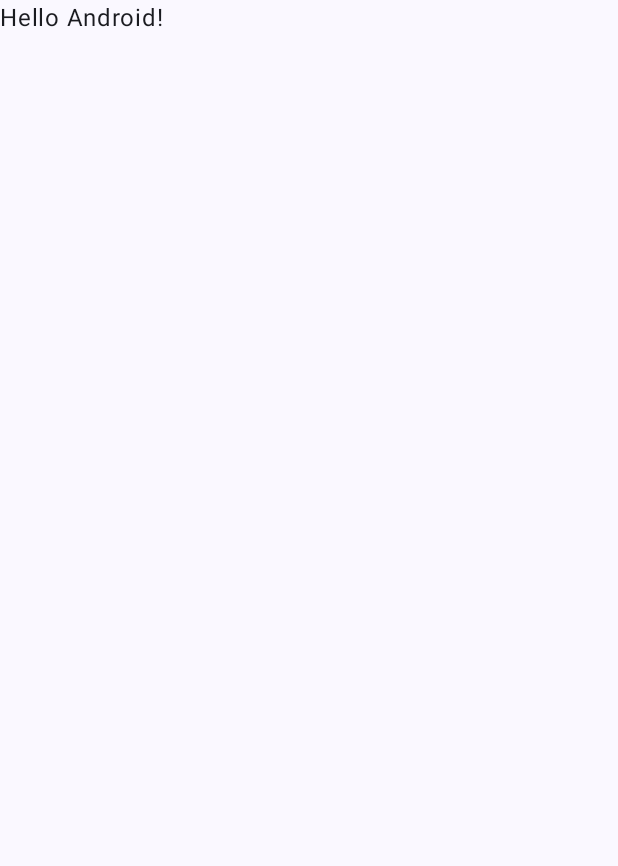
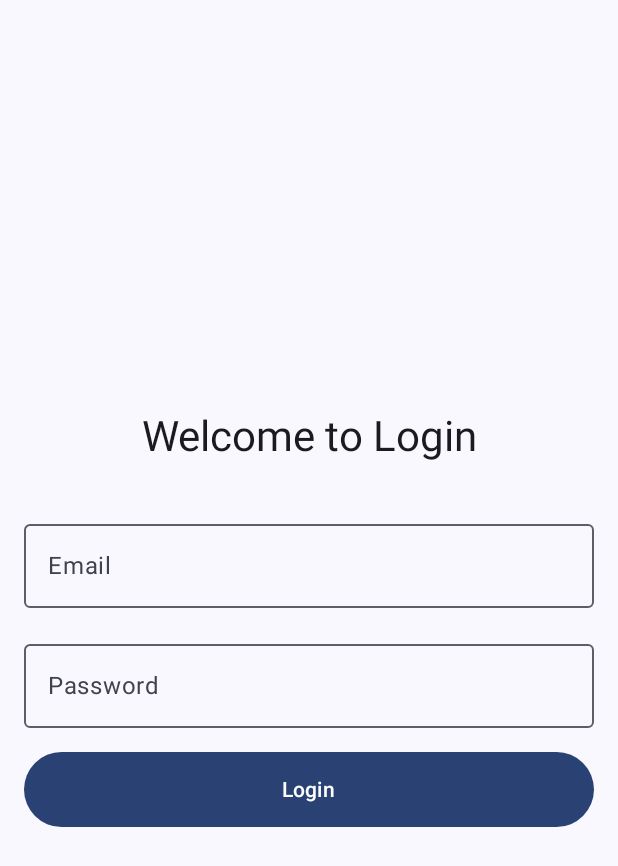
Before and after one commit to gauravdubey/ToDoApp, an Android app built with Jetpack Compose: the screen it shows after launch (MainActivity), on a phone screen of 412 x 824 dp. Before the commit the part shown is almost empty. Shown: the top 866 px of the screen. Run offline under Robolectric (Android 15) with nearby library versions, the phone set to English and light mode, and no system bars; our stand-ins replace window size class.

Commit message:
Adding minor change

```diff
--- a/app/build.gradle.kts
+++ b/app/build.gradle.kts
@@ -5,12 +5,12 @@ plugins {
 
 android {
     namespace = "com.gaurav.todoapp"
-    compileSdk = 34
+    compileSdk = 35
 
     defaultConfig {
         applicationId = "com.gaurav.todoapp"
         minSdk = 26
-        targetSdk = 34
+        targetSdk = 35
         versionCode = 1
         versionName = "1.0"
 
@@ -59,6 +59,8 @@ dependencies {
     implementation(libs.androidx.ui.graphics)
     implementation(libs.androidx.ui.tooling.preview)
     implementation(libs.androidx.material3)
+    implementation("androidx.compose.material3:material3-window-size-class:1.3.1")
+    implementation(libs.androidx.navigation.runtime.ktx)
     testImplementation(libs.junit)
     androidTestImplementation(libs.androidx.junit)
     androidTestImplementation(libs.androidx.espresso.core)
--- a/app/src/main/java/com/gaurav/todoapp/MainActivity.kt
+++ b/app/src/main/java/com/gaurav/todoapp/MainActivity.kt
@@ -7,10 +7,12 @@ import androidx.activity.enableEdgeToEdge
 import androidx.compose.foundation.layout.fillMaxSize
 import androidx.compose.foundation.layout.padding
 import androidx.compose.material3.Scaffold
-import androidx.compose.material3.Text
+import androidx.compose.material3.windowsizeclass.WindowWidthSizeClass
 import androidx.compose.runtime.Composable
 import androidx.compose.ui.Modifier
-import androidx.compose.ui.tooling.preview.Preview
+import com.gaurav.todoapp.component.AdaptiveLayout
+import com.gaurav.todoapp.component.LoginScreen
+import com.gaurav.todoapp.component.ResponsiveScreen
 import com.gaurav.todoapp.ui.theme.ToDoAppTheme
 
 class MainActivity : ComponentActivity() {
@@ -20,10 +22,7 @@ class MainActivity : ComponentActivity() {
         setContent {
             ToDoAppTheme {
                 Scaffold(modifier = Modifier.fillMaxSize()) { innerPadding ->
-                    Greeting(
-                        name = "Android",
-                        modifier = Modifier.padding(innerPadding)
-                    )
+                    ResponsiveUI(modifier = Modifier.padding(innerPadding))
                 }
             }
         }
@@ -31,17 +30,7 @@ class MainActivity : ComponentActivity() {
 }
 
 @Composable
-fun Greeting(name: String, modifier: Modifier = Modifier) {
-    Text(
-        text = "Hello $name!",
-        modifier = modifier
-    )
+fun ResponsiveUI(modifier: Modifier = Modifier) {
+//    AdaptiveLayout(WindowWidthSizeClass.Expanded)
+    LoginScreen()
 }
-
-@Preview(showBackground = true)
-@Composable
-fun GreetingPreview() {
-    ToDoAppTheme {
-        Greeting("Android")
-    }
-}
--- /dev/null
+++ b/app/src/main/java/com/gaurav/todoapp/component/LoginScreen.kt
@@ -0,0 +1,106 @@
+package com.gaurav.todoapp.component
+
+import androidx.compose.foundation.layout.Arrangement
+import androidx.compose.foundation.layout.Column
+import androidx.compose.foundation.layout.fillMaxSize
+import androidx.compose.foundation.layout.fillMaxWidth
+import androidx.compose.foundation.layout.height
+import androidx.compose.foundation.layout.padding
+import androidx.compose.material3.Button
+import androidx.compose.material3.MaterialTheme
+import androidx.compose.material3.OutlinedTextField
+import androidx.compose.material3.Text
+import androidx.compose.runtime.Composable
+import androidx.compose.runtime.getValue
+import androidx.compose.runtime.mutableStateOf
+import androidx.compose.runtime.remember
+import androidx.compose.runtime.setValue
+import androidx.compose.ui.Alignment
+import androidx.compose.ui.Modifier
+import androidx.compose.ui.graphics.Color
+import androidx.compose.ui.text.input.PasswordVisualTransformation
+import androidx.compose.ui.tooling.preview.Preview
+import androidx.compose.ui.unit.dp
+import com.gaurav.todoapp.R
+import com.gaurav.todoapp.data.model.User
+
+@Composable
+fun LoginScreen() {
+    var email by remember { mutableStateOf("") }
+    var password by remember { mutableStateOf("") }
+    var isError by remember { mutableStateOf(false) }
+
+    Column(
+        modifier = Modifier
+            .fillMaxSize()
+            .padding(16.dp),
+        horizontalAlignment = Alignment.CenterHorizontally,
+        verticalArrangement = Arrangement.Center
+    ) {
+        Text(
+            text = "Welcome to Login",
+            style = MaterialTheme.typography.headlineMedium,
+            modifier = Modifier.padding(bottom = 32.dp)
+        )
+
+        OutlinedTextField(
+            value = email,
+            onValueChange = { email = it },
+            label = { Text("Email") },
+            modifier = Modifier
+                .fillMaxWidth()
+                .padding(bottom = 16.dp),
+            isError = isError
+        )
+
+        OutlinedTextField(
+            value = password,
+            onValueChange = { password = it },
+            label = { Text("Password") },
+            visualTransformation = PasswordVisualTransformation(),
+            modifier = Modifier
+                .fillMaxWidth()
+                .padding(bottom = 16.dp),
+            isError = isError
+        )
+
+        Button(
+            onClick = {
+                isError = !isValidCredentials(email, password)
+                if (!isError) {
+                    // Perform login action here
+                    println("Login successful")
+                }
+            },
+            modifier = Modifier
+                .fillMaxWidth()
+                .height(50.dp)
+        ) {
+            Text("Login")
+        }
+
+        if (isError) {
+            Text(
+                text = "Invalid email or password",
+                color = Color.Red,
+                modifier = Modifier.padding(top = 8.dp)
+            )
+        }
+    }
+}
+
+fun isValidCredentials(email: String, password: String): Boolean {
+    // This is a very basic validation. In a real app, you'd want more robust validation.
+    return email.contains("@") && password.length >= 6
+}
+
+@Preview(showBackground = true)
+@Composable
+fun UserCardPreview() {
+    UserCard(user = User("John Doe", "john.doe@example.com", R.drawable.ic_profile)) {}
+}
+
+@Composable
+fun UserCard(user: Any, content: () -> Unit) {
+
+}
--- /dev/null
+++ b/app/src/main/java/com/gaurav/todoapp/data/model/User.kt
@@ -0,0 +1,3 @@
+package com.gaurav.todoapp.data.model
+
+data class User(val name: String, val email: String, val profilePic:Int)
--- /dev/null
+++ b/app/src/main/res/drawable/ic_profile.xml
@@ -0,0 +1,5 @@
+<vector xmlns:android="http://schemas.android.com/apk/res/android" android:height="24dp" android:tint="#FFFFFF" android:viewportHeight="24" android:viewportWidth="24" android:width="24dp">
+
+    <path android:fillColor="@android:color/white" android:pathData="M12,12c2.21,0 4,-1.79 4,-4s-1.79,-4 -4,-4 -4,1.79 -4,4 1.79,4 4,4zM12,14c-2.67,0 -8,1.34 -8,4v2h16v-2c0,-2.66 -5.33,-4 -8,-4z"/>
+
+</vector>
--- a/gradle/libs.versions.toml
+++ b/gradle/libs.versions.toml
@@ -8,6 +8,7 @@ espressoCore = "3.6.1"
 lifecycleRuntimeKtx = "2.8.7"
 activityCompose = "1.9.3"
 composeBom = "2024.04.01"
+navigationRuntimeKtx = "2.8.5"
 
 [libraries]
 androidx-core-ktx = { group = "androidx.core", name = "core-ktx", version.ref = "coreKtx" }
@@ -24,6 +25,7 @@ androidx-ui-tooling-preview = { group = "androidx.compose.ui", name = "ui-toolin
 androidx-ui-test-manifest = { group = "androidx.compose.ui", name = "ui-test-manifest" }
 androidx-ui-test-junit4 = { group = "androidx.compose.ui", name = "ui-test-junit4" }
 androidx-material3 = { group = "androidx.compose.material3", name = "material3" }
+androidx-navigation-runtime-ktx = { group = "androidx.navigation", name = "navigation-runtime-ktx", version.ref = "navigationRuntimeKtx" }
 
 [plugins]
 android-application = { id = "com.android.application", version.ref = "agp" }
```
Also changed, not shown: app/src/main/java/com/gaurav/todoapp/component/AdaptiveUILayout.kt (added, +21 -0 lines), app/src/main/java/com/gaurav/todoapp/component/ResponsiveUI.kt (added, +80 -0 lines).
